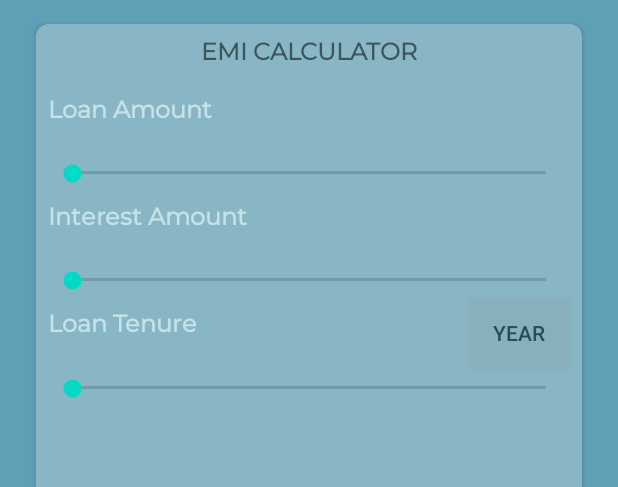
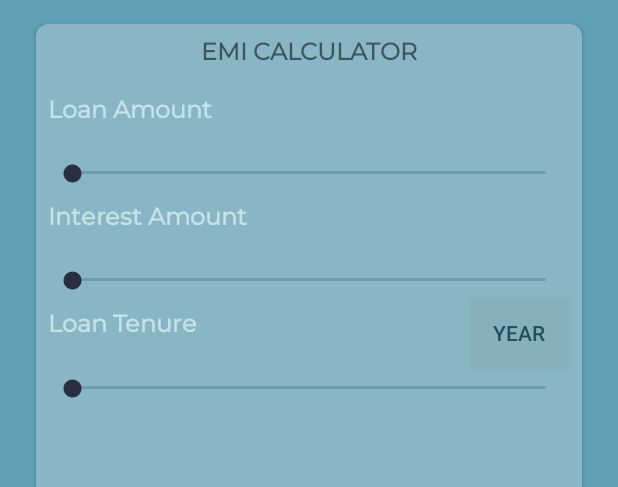
Before and after one commit to jodtribhu/LoanCare-Android-App, an Android app: the layout fragment_emi.xml on its own in the app's theme, with its tools: preview values and no code run, on a phone screen of 412 x 824 dp. Shown: the top 487 px of the screen. Run offline under Robolectric (Android 15) with nearby library versions, the light colour scheme and no system bars; plain views replace PieChart; network calls fail; Roboto replaces fonts that are not available here.

Commit message:
Commit 41:Color Adjustment

```diff
--- a/app/src/main/res/layout/fragment_emi.xml
+++ b/app/src/main/res/layout/fragment_emi.xml
@@ -57,7 +57,8 @@
                     android:layout_marginEnd="8dp"
                     android:max="10000000"
                     android:maxHeight="4dp"
-
+                    android:progressTint="#2a2e43"
+                    android:thumbTint="#2a2e43"
                     android:minHeight="4dp"
                     app:layout_constraintEnd_toEndOf="parent"
                     app:layout_constraintStart_toStartOf="parent"
@@ -122,10 +123,11 @@
                     android:layout_height="20dp"
                     android:layout_marginTop="8dp"
                     android:layout_marginEnd="8dp"
+                    android:progressTint="#2a2e43"
                     android:max="100"
                     android:maxHeight="4dp"
                     android:minHeight="4dp"
-
+                    android:thumbTint="#2a2e43"
                     app:layout_constraintEnd_toEndOf="parent"
                     app:layout_constraintStart_toStartOf="@+id/loan_seekbar"
                     app:layout_constraintTop_toBottomOf="@+id/textView2" />
@@ -170,9 +172,10 @@
                     android:layout_marginTop="8dp"
                     android:layout_marginEnd="8dp"
                     android:layout_marginBottom="8dp"
+                    android:progressTint="#2a2e43"
                     android:maxHeight="4dp"
                     android:minHeight="4dp"
-
+                    android:thumbTint="#2a2e43"
                     android:padding="8dp"
                     app:layout_constraintBottom_toTopOf="@+id/guideline4"
                     app:layout_constraintEnd_toEndOf="parent"
--- a/app/src/main/res/values/preloaded_fonts.xml
+++ b/app/src/main/res/values/preloaded_fonts.xml
@@ -1,7 +1,7 @@
 <?xml version="1.0" encoding="utf-8"?>
 <resources>
     <array name="preloaded_fonts" translatable="false">
-        <item>@font/</item>
+
         <item>@font/acme</item>
         <item>@font/frank_ruhl_libre_bold</item>
         <item>@font/libre_franklin_semibold_italic</item>
```
Also changed, not shown: app/src/main/res/layout/fragment_emi_top.xml (+5 -12 lines).
